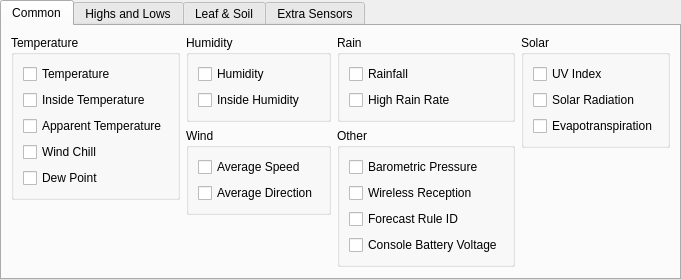
Above: desktop/columnpickerwidget.ui from davidrg/zxweather before the change. Below: the same form after it.
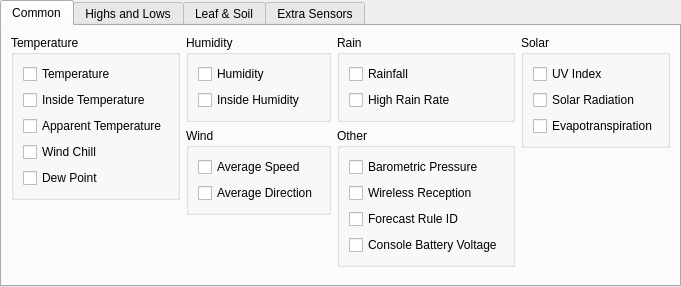
That is the form after the change.

```diff
--- a/desktop/columnpickerwidget.ui
+++ b/desktop/columnpickerwidget.ui
@@ -6,8 +6,8 @@
    <rect>
     <x>0</x>
     <y>0</y>
-    <width>645</width>
-    <height>256</height>
+    <width>648</width>
+    <height>287</height>
    </rect>
   </property>
   <property name="windowTitle">
```
Left out of the diff: 138 changed lines with no effect on the pictures.
